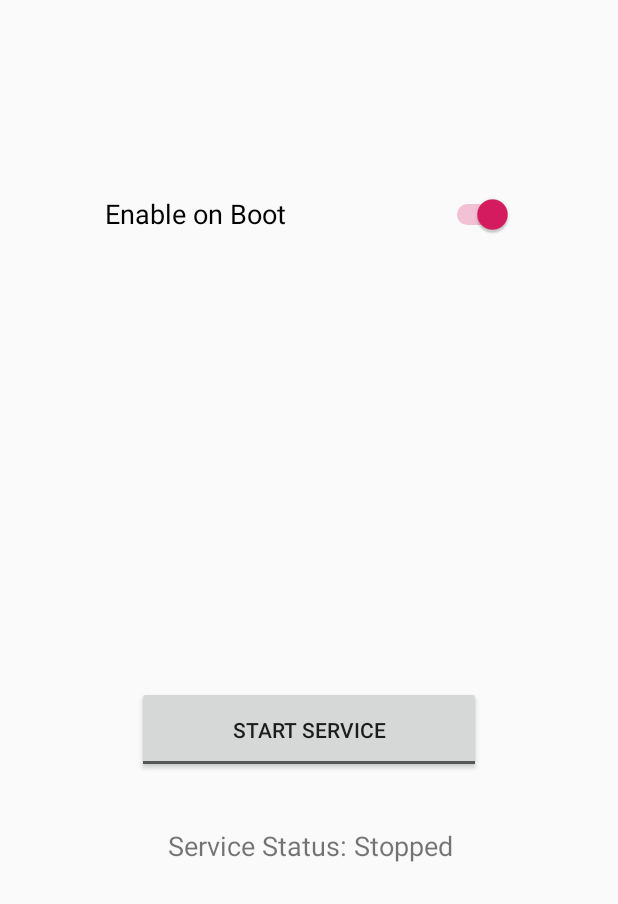
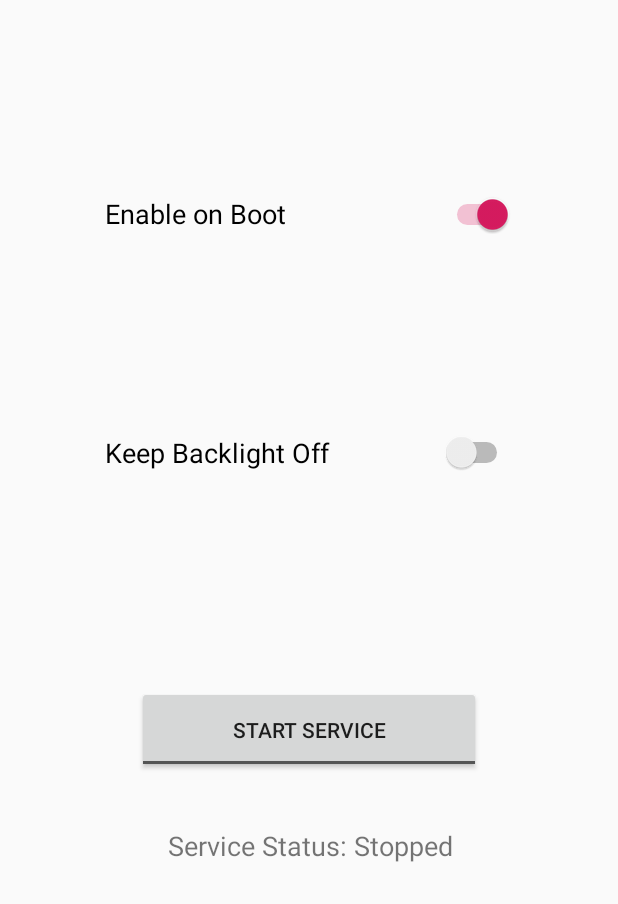
Before and after one commit to JooJooBee666/KB_Backlight_Manager, an Android app: the screen it shows after launch (MainActivity), on a phone screen of 412 x 824 dp, the part 332-1236 px from its top. Run offline under Robolectric (Android 15) with nearby library versions, the phone set to English and light mode, and no system bars; 1 statement that could not run was skipped.

Commit message:
Minor Update: Added switch to keep backlight disabled -fixed bug causing service to crash during boot

```diff
--- a/app/src/main/java/com/madhopssoft/pro1kbbacklighttoggle/MainActivity.java
+++ b/app/src/main/java/com/madhopssoft/pro1kbbacklighttoggle/MainActivity.java
@@ -33,7 +33,9 @@ public class MainActivity extends AppCompatActivity {
     private static TextView serviceStatusText;
     private static ToggleButton toggleServiceButton;
     private static Switch startupSwitch;
+    private static Switch keepBacklightOffSwitch;
     public static Boolean startOnBoot = true;
+    public static Boolean keepBacklightOff = false;
     boolean serviceBound = false;
 
     P1KBBacklightService backlightService;
@@ -46,14 +48,26 @@ public class MainActivity extends AppCompatActivity {
         serviceStatusText = findViewById(R.id.serviceStatusText);
         toggleServiceButton = findViewById(R.id.toggleServiceButton);
         startupSwitch = findViewById(R.id.startOnBootSwitch);
+        keepBacklightOffSwitch = findViewById(R.id.backlightDisabledSwitch);
 
         SharedPreferences settings = getSharedPreferences(Constants.PREFS_NAME, 0);
         startOnBoot = settings.getBoolean("startOnBoot", true);
+        keepBacklightOff = settings.getBoolean("keepBacklightOff", false);
         startupSwitch.setChecked(startOnBoot);
+        keepBacklightOffSwitch.setChecked(keepBacklightOff);
+
         startupSwitch.setOnCheckedChangeListener( new CompoundButton.OnCheckedChangeListener() {
             @Override
             public void onCheckedChanged(CompoundButton buttonView, boolean isChecked) {
                 startOnBoot = startupSwitch.isChecked();
+                SaveSettings();
+            }
+        });
+
+        keepBacklightOffSwitch.setOnCheckedChangeListener( new CompoundButton.OnCheckedChangeListener() {
+            @Override
+            public void onCheckedChanged(CompoundButton buttonView, boolean isChecked) {
+                keepBacklightOff = keepBacklightOffSwitch.isChecked();
                 SaveSettings();
             }
         });
@@ -103,6 +117,7 @@ public class MainActivity extends AppCompatActivity {
         SharedPreferences settings = getSharedPreferences(Constants.PREFS_NAME, 0);
         SharedPreferences.Editor editor = settings.edit();
         editor.putBoolean("startOnBoot", startOnBoot);
+        editor.putBoolean("keepBacklightOff", keepBacklightOff);
 
         // Commit the edits
         editor.apply();
--- a/app/src/main/java/com/madhopssoft/pro1kbbacklighttoggle/P1KBStartupReceiver.java
+++ b/app/src/main/java/com/madhopssoft/pro1kbbacklighttoggle/P1KBStartupReceiver.java
@@ -48,6 +48,7 @@ public class P1KBStartupReceiver extends BroadcastReceiver {
                 Intent i = new Intent(context, P1KBBacklightService.class);
                 i.putExtra("inputExtra", "Turns on the KB Backlight when screen is in landscape");
                 i.addFlags(Intent.FLAG_ACTIVITY_NEW_TASK);
+                i.setAction(Constants.ACTION.START_FOREGROUND_ACTION);
                 context.startForegroundService(i);
             } catch (Exception e) {
                 e.printStackTrace();
--- a/app/src/main/res/layout/activity_main.xml
+++ b/app/src/main/res/layout/activity_main.xml
@@ -63,5 +63,18 @@
         android:layout_marginTop="16dp"
         app:srcCompat="@drawable/logo" />
 
+    <Switch
+        android:id="@+id/backlightDisabledSwitch"
+        android:layout_width="287dp"
+        android:layout_height="86dp"
+        android:layout_below="@+id/startOnBootSwitch"
+        android:layout_alignParentStart="true"
+        android:layout_alignParentEnd="true"
+        android:layout_marginStart="54dp"
+        android:layout_marginTop="-328dp"
+        android:layout_marginEnd="54dp"
+        android:text="Keep Backlight Off"
+        android:textSize="18sp" />
+
 
 </RelativeLayout>
```
Also changed, not shown: app/src/main/java/com/madhopssoft/pro1kbbacklighttoggle/P1KBBacklightService.java (+20 -3 lines).
